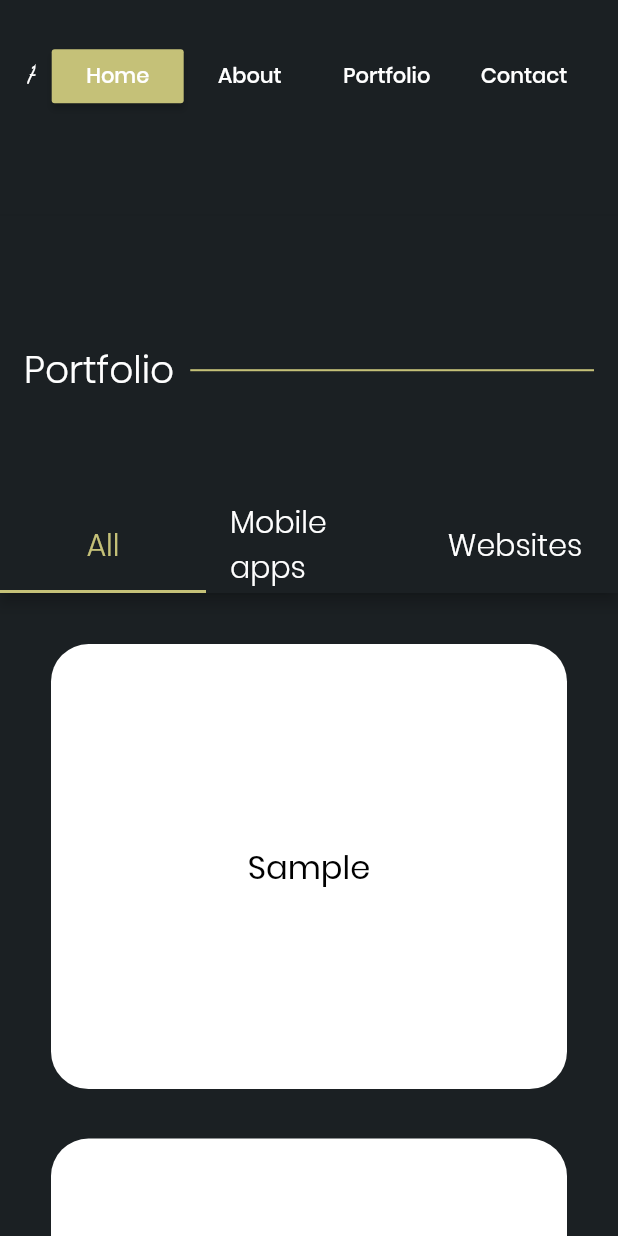
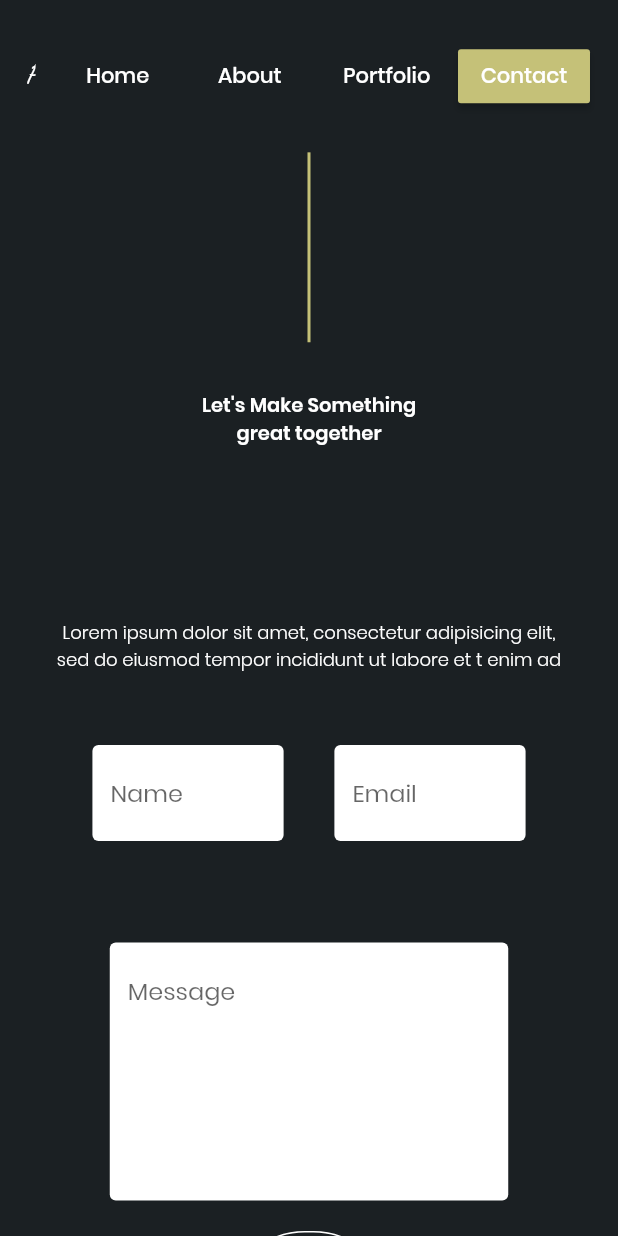
Before and after one commit to AmrMonzir/my_portfolio, a Flutter app: the screen it shows after launch, scrolled down 1728 dp, after a tap on "Contact", on a phone screen of 412 x 824 dp. Run offline on Flutter 3.47's test engine with Material 2 defaults, Android fonts, the phone set to English and light mode, and no system bars; drawn by our look-alikes of auto_size_text; our stand-ins replace flutter_screenutil, flutter_svg, get, responsive_builder, url_strategy.

Commit message:
Added a connect page on desktop, needs work on mobile still.

```diff
--- a/lib/connect/connect.dart
+++ b/lib/connect/connect.dart
@@ -0,0 +1,29 @@
+import 'package:flutter/material.dart';
+import 'package:my_portfolio/constants.dart';
+import 'package:my_portfolio/widgets/top_bar.dart';
+import 'package:responsive_builder/responsive_builder.dart';
+
+import 'desktop_connect.dart';
+import 'mobile_connect.dart';
+
+class Connect extends StatelessWidget {
+  @override
+  Widget build(BuildContext context) {
+    return Scaffold(
+      backgroundColor: kPrimaryColor,
+      body: Column(
+        children: [
+          TopBar(navIndex: 3),
+          Expanded(
+            child: ResponsiveBuilder(
+              builder: (context, sizingInformation) {
+                if (sizingInformation.isDesktop) return DesktopConnect();
+                return MobileConnect();
+              },
+            ),
+          ),
+        ],
+      ),
+    );
+  }
+}
--- a/lib/connect/desktop_connect.dart
+++ b/lib/connect/desktop_connect.dart
@@ -0,0 +1,135 @@
+import 'package:auto_size_text/auto_size_text.dart';
+import 'package:flutter/material.dart';
+import 'package:flutter_screenutil/flutter_screenutil.dart';
+import 'package:my_portfolio/constants.dart';
+import 'package:get/get.dart';
+import 'package:my_portfolio/widgets/rounded_button.dart';
+
+class DesktopConnect extends StatefulWidget {
+  @override
+  _ConnectDesktopState createState() => _ConnectDesktopState();
+}
+
+class _ConnectDesktopState extends State<DesktopConnect> {
+  GlobalKey<FormState> _formKey = GlobalKey<FormState>();
+  String? _name;
+  String? _email;
+  String? _message;
+  @override
+  Widget build(BuildContext context) {
+    return Column(
+      children: [
+        Container(
+            height: 187.h,
+            width: 2,
+            decoration: BoxDecoration(color: kAccentColor)),
+        SizedBox(height: 47.5.h),
+        Container(
+            child: AutoSizeText("Let's Make Something great together",
+                style: TextStyle(fontWeight: FontWeight.w600, fontSize: 60),
+                maxLines: 2,
+                textAlign: TextAlign.center),
+            width: 666.w,
+            height: 163.h),
+        SizedBox(height: 33.h),
+        Container(
+            child: Center(
+              child: AutoSizeText(
+                  "Lorem ipsum dolor sit amet, consectetur adipisicing elit, sed do eiusmod tempor incididunt ut labore et t enim ad minim veniam, quis nostrud exercitation.",
+                  style: TextStyle(fontWeight: FontWeight.w300, fontSize: 20),
+                  textAlign: TextAlign.center,
+                  maxLines: 2),
+            ),
+            width: 1600.w,
+            height: 113.h),
+        SizedBox(height: 40.h),
+        Form(
+          key: _formKey,
+          child: Column(
+            mainAxisAlignment: MainAxisAlignment.center,
+            children: [
+              Row(
+                mainAxisAlignment: MainAxisAlignment.center,
+                children: [
+                  Container(
+                    width: 594.w,
+                    child: TextFormField(
+                      decoration: InputDecoration(
+                          filled: true,
+                          fillColor: Colors.white,
+                          border:
+                              OutlineInputBorder(borderSide: BorderSide.none),
+                          hintText: "Name"),
+                      onChanged: (value) {
+                        _name = value;
+                      },
+                      validator: (value) {
+                        if (value!.isEmpty) {
+                          return "Please enter your name";
+                        }
+                      },
+                    ),
+                  ),
+                  SizedBox(width: 50.h),
+                  Container(
+                    width: 594.w,
+                    child: TextFormField(
+                      keyboardType: TextInputType.emailAddress,
+                      decoration: InputDecoration(
+                          filled: true,
+                          fillColor: Colors.white,
+                          border:
+                              OutlineInputBorder(borderSide: BorderSide.none),
+                          hintText: "Email"),
+                      onChanged: (value) {
+                        _email = value;
+                      },
+                      validator: (value) {
+                        if (!value!.isEmail) {
+                          return "Please enter a correct email address";
+                        }
+                      },
+                    ),
+                  ),
+                ],
+              ),
+              SizedBox(height: 50.h),
+              SizedBox(height: 50.h),
+              Container(
+                width: 1238.w,
+                child: TextFormField(
+                  maxLines: 6,
+                  validator: (value) {
+                    if (value!.isEmpty) {
+                      return "Please enter a message";
+                    }
+                  },
+                  decoration: InputDecoration(
+                      filled: true,
+                      alignLabelWithHint: true,
+                      fillColor: Colors.white,
+                      border: OutlineInputBorder(borderSide: BorderSide.none),
+                      hintText: "Message"),
+                  onChanged: (value) {
+                    _message = value;
+                  },
+                ),
+              ),
+              SizedBox(height: 30.h),
+              RoundedButton(
+                  text: "Hire Me",
+                  onPress: () {
+                    if (_formKey.currentState!.validate()) {
+                      // If the form is valid, display a snackbar. In the real world,
+                      // you'd often call a server or save the information in a database.
+                      ScaffoldMessenger.of(context).showSnackBar(
+                          SnackBar(content: Text('Processing Data')));
+                    }
+                  })
+            ],
+          ),
+        )
+      ],
+    );
+  }
+}
--- a/lib/connect/mobile_connect.dart
+++ b/lib/connect/mobile_connect.dart
@@ -0,0 +1,14 @@
+import 'package:flutter/material.dart';
+import 'package:my_portfolio/connect/desktop_connect.dart';
+
+class MobileConnect extends StatefulWidget {
+  @override
+  _MobileConnectState createState() => _MobileConnectState();
+}
+
+class _MobileConnectState extends State<MobileConnect> {
+  @override
+  Widget build(BuildContext context) {
+    return DesktopConnect();
+  }
+}
--- a/lib/home/desktop_home.dart
+++ b/lib/home/desktop_home.dart
@@ -5,6 +5,7 @@ import 'package:my_portfolio/client_comments/desktop_client_comments.dart';
 import 'package:my_portfolio/home/fragments/my_info_column.dart';
 import 'package:my_portfolio/portfolio/desktop_portfolio.dart';
 import 'package:responsive_builder/responsive_builder.dart';
+import 'package:my_portfolio/connect/desktop_connect.dart';
 
 class DesktopHomePage extends StatelessWidget {
   @override
@@ -31,6 +32,10 @@ class DesktopHomePage extends StatelessWidget {
           ),
         ),
         Container(
+          child: DesktopConnect(),
+          height: 1217.h,
+        ),
+        Container(
           child: DesktopAbout(),
           height: 1217.h,
         ),
--- a/lib/main.dart
+++ b/lib/main.dart
@@ -4,6 +4,7 @@ import 'package:my_portfolio/constants.dart';
 import 'package:my_portfolio/portfolio/portfolio.dart';
 import 'package:url_strategy/url_strategy.dart';
 import 'package:flutter_screenutil/flutter_screenutil.dart';
+import 'connect/connect.dart';
 import 'home/home.dart';
 
 void main() {
@@ -38,30 +39,9 @@ class MyApp extends StatelessWidget {
           '/': (context) => Home(),
           '/about': (context) => About(),
           '/portfolio': (context) => Portfolio(),
+          '/contact': (context) => Connect(),
         },
       ),
     );
   }
-
-  List<List<int>> sortMatrixByOccurrences(List<List<int>> m) {
-    Map<int, int> numOfOccurrences = {};
-    for (int i = 0; i < m.length; i++) {
-      for (int j = 0; j < m[i].length; j++) {
-        if (numOfOccurrences[m[i][j]] != null) {
-          numOfOccurrences[m[i][j]] = numOfOccurrences[m[i][j]]! + 1;
-        } else {
-          numOfOccurrences[m[i][j]] = 1;
-        }
-      }
-    }
-    List<int> increasingOrderOccurrence = [];
-    numOfOccurrences.forEach((key, value) {
-      int count = 0;
-      while (count < value) {
-        count++;
-        increasingOrderOccurrence.add(key);
-      }
-    });
-    return [];
-  }
 }
--- a/lib/widgets/top_bar.dart
+++ b/lib/widgets/top_bar.dart
@@ -66,7 +66,9 @@ class TopBar extends StatelessWidget {
               SizedBox(width: 16.w),
               MaterialButton(
                   padding: EdgeInsets.all(8.w),
-                  onPressed: () {},
+                  onPressed: () {
+                    Navigator.of(context).pushNamed("/contact");
+                  },
                   hoverColor: kAccentColor.withOpacity(0.3),
                   color: navIndex == 3 ? kAccentColor : null,
                   child: AutoSizeText("Contact",
--- a/pubspec.yaml
+++ b/pubspec.yaml
@@ -20,6 +20,7 @@ dependencies:
   animated_text_kit: ^4.1.1
   url_launcher: ^6.0.3
   auto_size_text: 3.0.0-nullsafety.0
+  get: ^4.1.4
 
 dev_dependencies:
   flutter_test:
```
Also changed, not shown: pubspec.lock.
